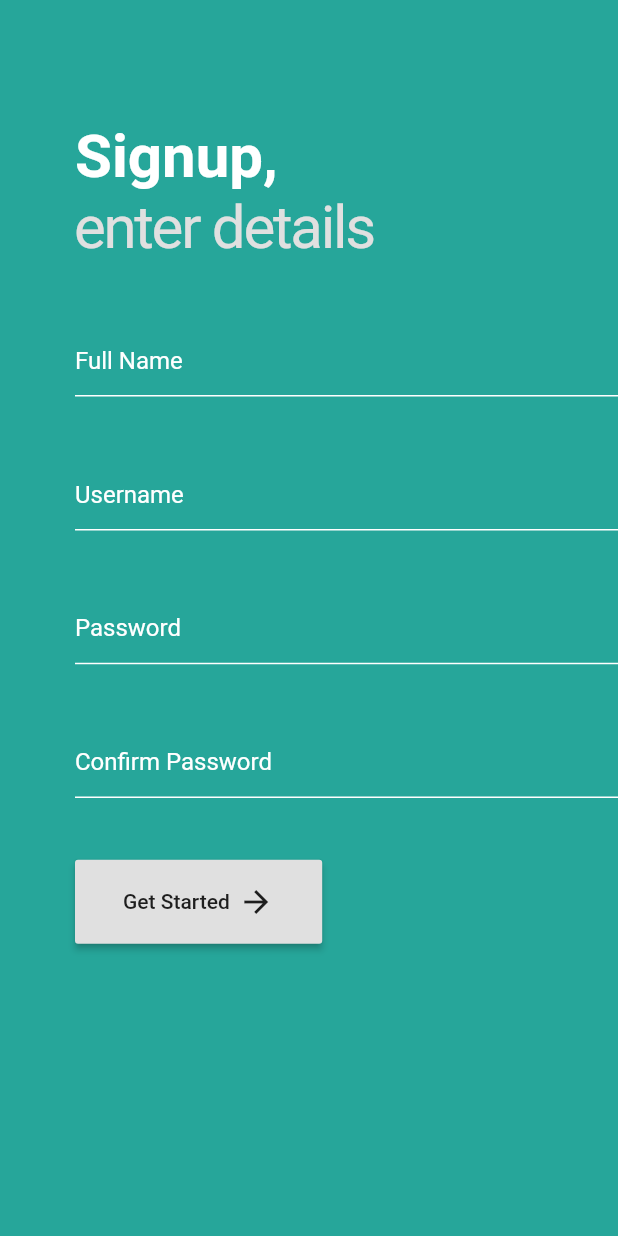
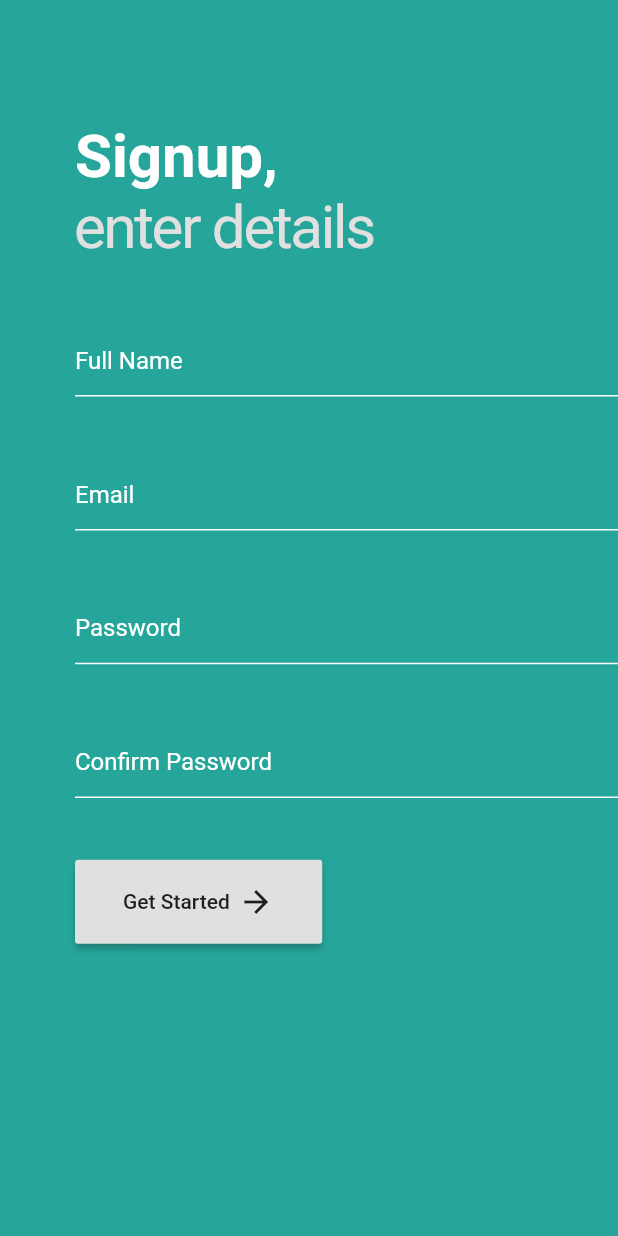
Before and after one commit to mohitsharma23/anchor, a Flutter app: the Signup screen opened by its route, on a phone screen of 412 x 824 dp. Run offline on Flutter 3.47's test engine with Material 2 defaults, Android fonts, the phone set to English and light mode, and no system bars.

Commit message:
User class update

```diff
--- a/lib/models/User.dart
+++ b/lib/models/User.dart
@@ -1,7 +1,7 @@
 class UserModel {
   String fullName;
-  String username;
+  String email;
   String password;
 
-  UserModel({this.fullName, this.username, this.password});
+  UserModel({this.fullName, this.email, this.password});
 }
--- a/lib/pages/signup.dart
+++ b/lib/pages/signup.dart
@@ -61,16 +61,16 @@ class _SignupState extends State<Signup> {
                     ),
                     SizedBox(height: MediaQuery.of(context).size.height / 20),
                     CustomTextFormField(
-                      hintText: 'Username',
+                      hintText: 'Email',
                       validator: (String value) {
                         if (value.isEmpty) {
-                          return 'Enter username';
+                          return 'Enter email';
                         }
                         return null;
                       },
                       onSaved: (String value) {
                         setState(() {
-                          user.username = value;
+                          user.email = value;
                         });
                       },
                       isPassword: false,
```
